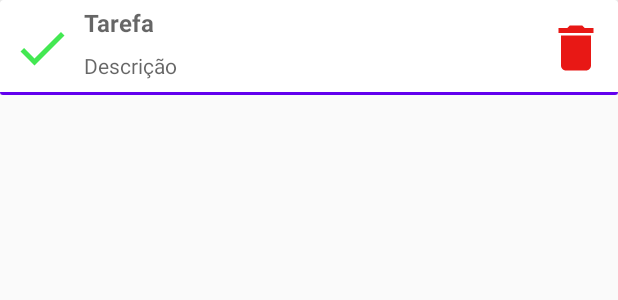
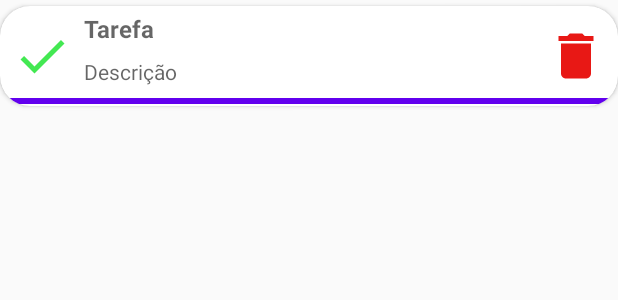
Before and after one commit to Caiango/TesteApp, an Android app: the layout rv_lay.xml on its own in the app's theme, with its tools: preview values and no code run, on a phone screen of 412 x 824 dp. Shown: the top 300 px of the screen. Run offline under Robolectric (Android 15) with nearby library versions, the phone set to English and light mode, and no system bars.

Commit message:
Implementações de layout

```diff
--- a/app/src/main/res/layout/activity_main.xml
+++ b/app/src/main/res/layout/activity_main.xml
@@ -4,6 +4,7 @@
     xmlns:tools="http://schemas.android.com/tools"
     android:layout_width="match_parent"
     android:layout_height="match_parent"
+    android:background="@color/colorBackMain"
     tools:context=".view.MainActivity">
 
     <Toolbar
--- a/app/src/main/res/layout/rv_lay.xml
+++ b/app/src/main/res/layout/rv_lay.xml
@@ -9,7 +9,11 @@
     <androidx.cardview.widget.CardView
         android:id="@+id/cardView"
         android:layout_width="match_parent"
+        android:foregroundGravity="center"
         android:layout_height="wrap_content"
+        android:layout_marginTop="4dp"
+        android:layout_marginBottom="4dp"
+        app:cardCornerRadius="20dp"
         app:layout_constraintBottom_toBottomOf="parent"
         app:layout_constraintEnd_toEndOf="parent"
         app:layout_constraintStart_toStartOf="parent"
@@ -17,7 +21,7 @@
 
         <androidx.constraintlayout.widget.ConstraintLayout
             android:layout_width="wrap_content"
-            android:layout_height="wrap_content">
+            android:layout_height="match_parent">
 
             <TextView
                 android:id="@+id/rv_tarefa"
@@ -47,9 +51,11 @@
             <View
                 android:id="@+id/view"
                 android:layout_width="wrap_content"
-                android:layout_height="2dp"
+                android:layout_height="4dp"
                 android:layout_marginTop="8dp"
+                android:layout_marginBottom="1dp"
                 android:background="@color/colorBack"
+                app:layout_constraintBottom_toBottomOf="parent"
                 app:layout_constraintEnd_toEndOf="parent"
                 app:layout_constraintStart_toStartOf="parent"
                 app:layout_constraintTop_toBottomOf="@+id/rv_desc" />
--- a/app/src/main/res/values/colors.xml
+++ b/app/src/main/res/values/colors.xml
@@ -4,4 +4,5 @@
     <color name="colorPrimaryDark">#3700B3</color>
     <color name="colorAccent">#9C5AFB</color>
     <color name="colorBack">#6200EE</color>
+    <color name="colorBackMain">#ECECEC</color>
 </resources>
```
Also changed, not shown: app/src/main/AndroidManifest.xml (+4 -4 lines), app/src/main/java/com/example/testeapp/model/TodosDatabase.java (+20 -0 lines), app/src/main/java/com/example/testeapp/view/MainActivity.kt (+19 -1 lines).
